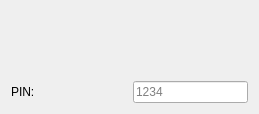
Qt form src/daemon/helpers/requestpin/dialogWidget.ui (KDE/bluedevil) before a commit.
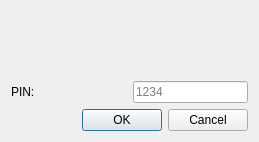
The same form after that commit. Custom widgets are drawn as their Qt base class.

What changed in the file:
```diff
--- a/src/daemon/helpers/requestpin/dialogWidget.ui
+++ b/src/daemon/helpers/requestpin/dialogWidget.ui
@@ -7,7 +7,7 @@
     <x>0</x>
     <y>0</y>
     <width>259</width>
-    <height>113</height>
+    <height>127</height>
    </rect>
   </property>
   <property name="minimumSize">
@@ -76,8 +76,12 @@
      <property name="trapEnterKeyEvent" stdset="0">
       <bool>true</bool>
      </property>
-     <property name="clickMessage">
-      <string extracomment="Introduce PIN"/>
+    </widget>
+   </item>
+   <item row="2" column="0" colspan="2">
+    <widget class="QDialogButtonBox" name="buttonBox">
+     <property name="standardButtons">
+      <set>QDialogButtonBox::Cancel|QDialogButtonBox::Ok</set>
      </property>
     </widget>
    </item>
```
Left out of the diff: 3 changed lines with no effect on the pictures.
